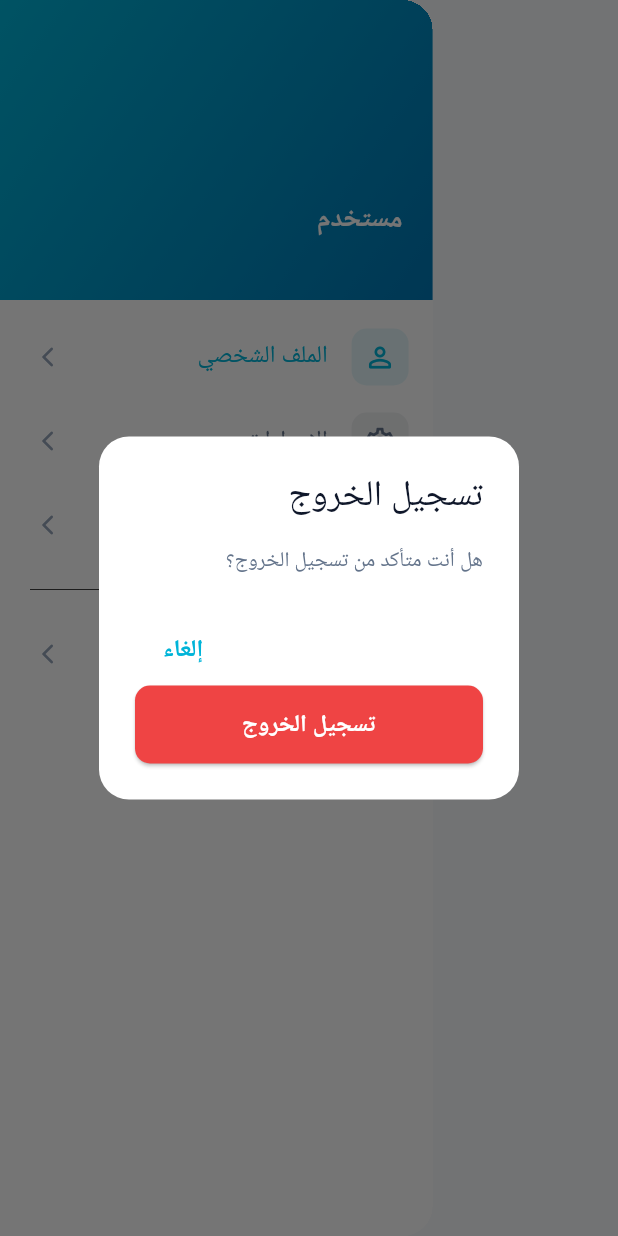
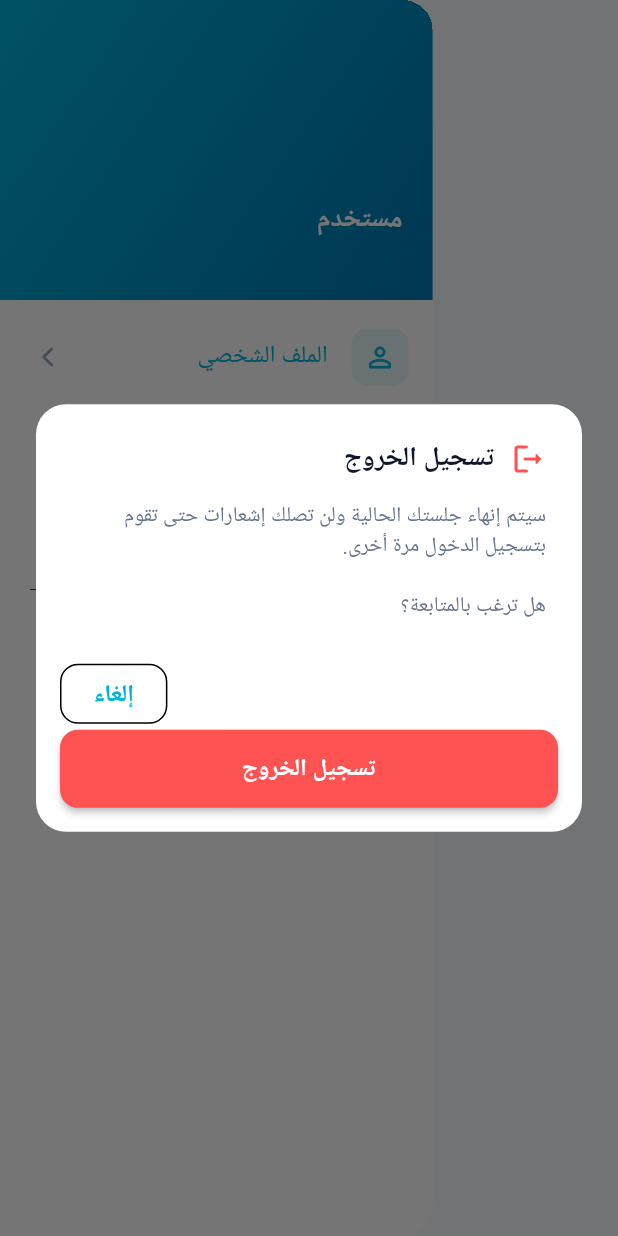
Before and after one commit to mhmoud-muhammad/kyan, a Flutter app: the _AppDrawer widget shown alone on an empty page, opened directly, after a tap on "تسجيل الخروج", on a phone screen of 412 x 824 dp. Run offline on Flutter 3.47's test engine with Material 3 defaults, Android fonts, the phone set to English and light mode, and no system bars; our stand-ins replace dartz, dio, flutter_local_notifications, flutter_riverpod, flutter_secure_storage, geolocator and 3 more; accounts and stored records are empty; generated files the repository leaves out were written again; network calls fail.

```diff
--- a/lib/presentation/screens/guardian/guardian_home_screen.dart
+++ b/lib/presentation/screens/guardian/guardian_home_screen.dart
@@ -148,51 +148,8 @@ class _AppDrawer extends ConsumerWidget {
 
                 final shouldLogout = await _showLogoutConfirmationDialog(
                   context,
+                  ref,
                 );
-                debugPrint('2. shouldLogout = $shouldLogout');
-
-                if (shouldLogout == true && context.mounted) {
-                  debugPrint('3. المستخدم أكد، نغلق القائمة الجانبية');
-
-                  // إغلاق القائمة الجانبية
-                  Navigator.pop(context);
-
-                  try {
-                    debugPrint('4. سننفذ logout() الآن');
-                    await ref.read(authStateProvider.notifier).logout();
-                    debugPrint('5. logout() اكتمل بنجاح');
-
-                    // استخدام addPostFrameCallback للانتظار حتى يتم بناء الإطار التالي
-                    if (context.mounted) {
-                      WidgetsBinding.instance.addPostFrameCallback((_) {
-                        debugPrint('6. addPostFrameCallback: نحاول التوجيه');
-                        // نتحقق من mounted مرة أخرى داخل callback
-                        if (context.mounted) {
-                          context.go('/login');
-                          debugPrint('7. تم التوجيه إلى /login');
-                        } else {
-                          debugPrint(
-                            '7. السياق غير صالح حتى بعد الإطار التالي',
-                          );
-                        }
-                      });
-                    } else {
-                      debugPrint('6. السياق غير صالح مباشرة بعد logout()');
-                    }
-                  } catch (e, stack) {
-                    debugPrint('❌ خطأ في logout: $e\n$stack');
-                    if (context.mounted) {
-                      ScaffoldMessenger.of(context).showSnackBar(
-                        SnackBar(
-                          content: Text('حدث خطأ أثناء تسجيل الخروج: $e'),
-                          backgroundColor: AppColors.error,
-                        ),
-                      );
-                    }
-                  }
-                } else {
-                  debugPrint('3. المستخدم ألغى أو السياق غير صالح');
-                }
               },
             ),
           ],
@@ -272,34 +229,34 @@ class _AppDrawer extends ConsumerWidget {
     );
   }
 
-  Future<bool?> _showLogoutConfirmationDialog(BuildContext context) {
-    return showDialog<bool>(
-      context: context,
-      builder: (context) => AlertDialog(
-        shape: RoundedRectangleBorder(borderRadius: BorderRadius.circular(20)),
-        title: const Text('تسجيل الخروج'),
-        content: const Text('هل أنت متأكد من تسجيل الخروج؟'),
-        actions: [
-          TextButton(
-            onPressed: () => Navigator.pop(context, false),
-            child: const Text('إلغاء'),
-          ),
-          ElevatedButton(
-            onPressed: () => Navigator.pop(context, true),
-            style: ElevatedButton.styleFrom(
-              backgroundColor: AppColors.error,
-              foregroundColor: AppColors.onPrimary,
-              shape: RoundedRectangleBorder(
-                borderRadius: BorderRadius.circular(10),
-              ),
-              padding: const EdgeInsets.symmetric(horizontal: 20, vertical: 12),
-            ),
-            child: const Text('تسجيل الخروج'),
-          ),
-        ],
-      ),
-    );
-  }
+  // Future<bool?> _showLogoutConfirmationDialog(BuildContext context) {
+  //   return showDialog<bool>(
+  //     context: context,
+  //     builder: (context) => AlertDialog(
+  //       shape: RoundedRectangleBorder(borderRadius: BorderRadius.circular(20)),
+  //       title: const Text('تسجيل الخروج'),
+  //       content: const Text('هل أنت متأكد من تسجيل الخروج؟'),
+  //       actions: [
+  //         TextButton(
+  //           onPressed: () => Navigator.pop(context, false),
+  //           child: const Text('إلغاء'),
+  //         ),
+  //         ElevatedButton(
+  //           onPressed: () => Navigator.pop(context, true),
+  //           style: ElevatedButton.styleFrom(
+  //             backgroundColor: AppColors.error,
+  //             foregroundColor: AppColors.onPrimary,
+  //             shape: RoundedRectangleBorder(
+  //               borderRadius: BorderRadius.circular(10),
+  //             ),
+  //             padding: const EdgeInsets.symmetric(horizontal: 20, vertical: 12),
+  //           ),
+  //           child: const Text('تسجيل الخروج'),
+  //         ),
+  //       ],
+  //     ),
+  //   );
+  // }
 
   void _showPrivacyPolicyDialog(BuildContext context) {
     showDialog(
@@ -698,9 +655,7 @@ class StudentAttendanceCard extends ConsumerWidget {
                                       student.id,
                                     ).notifier,
                                   )
-                                      .sendRequest(
-
-                                      );
+                                  .sendRequest();
                             },
                       style: ElevatedButton.styleFrom(
                         backgroundColor: AppColors.primary,
@@ -926,3 +881,79 @@ Widget _buildLoadingShimmer() {
     },
   );
 }
+
+Future<void> _showLogoutConfirmationDialog(
+  BuildContext context,
+  WidgetRef ref,
+) async {
+  final bool? confirm = await showDialog<bool>(
+    context: context,
+    barrierDismissible: false,
+    builder: (context) {
+      return AlertDialog(
+        insetPadding: const EdgeInsets.symmetric(horizontal: 24),
+        shape: RoundedRectangleBorder(borderRadius: BorderRadius.circular(20)),
+        titlePadding: const EdgeInsets.fromLTRB(24, 24, 24, 0),
+        contentPadding: const EdgeInsets.fromLTRB(24, 16, 24, 24),
+        actionsPadding: const EdgeInsets.fromLTRB(16, 0, 16, 16),
+
+        // ===== العنوان مع أيقونة =====
+        title: Row(
+          children: const [
+            Icon(Icons.logout_rounded, color: Colors.redAccent),
+            SizedBox(width: 10),
+            Text(
+              'تسجيل الخروج',
+              style: TextStyle(fontWeight: FontWeight.bold, fontSize: 18),
+            ),
+          ],
+        ),
+
+        // ===== المحتوى =====
+        content: const Text(
+          'سيتم إنهاء جلستك الحالية ولن تصلك إشعارات حتى تقوم بتسجيل الدخول مرة أخرى.\n\nهل ترغب بالمتابعة؟',
+          style: TextStyle(height: 1.4),
+        ),
+
+        // ===== الأزرار =====
+        actions: [
+          OutlinedButton(
+            onPressed: () => Navigator.pop(context, false),
+            style: OutlinedButton.styleFrom(
+              shape: RoundedRectangleBorder(
+                borderRadius: BorderRadius.circular(12),
+              ),
+            ),
+            child: const Text('إلغاء'),
+          ),
+          const SizedBox(width: 8),
+          ElevatedButton(
+            onPressed: () => Navigator.pop(context, true),
+            style: ElevatedButton.styleFrom(
+              backgroundColor: Colors.redAccent,
+              foregroundColor: Colors.white,
+              elevation: 2,
+              shape: RoundedRectangleBorder(
+                borderRadius: BorderRadius.circular(12),
+              ),
+              padding: const EdgeInsets.symmetric(horizontal: 20, vertical: 12),
+            ),
+            child: const Text(
+              'تسجيل الخروج',
+              style: TextStyle(fontWeight: FontWeight.bold),
+            ),
+          ),
+        ],
+      );
+    },
+  );
+
+  // ===== تنفيذ الخروج =====
+  if (confirm == true) {
+    await ref.read(authStateProvider.notifier).logout();
+
+    if (context.mounted) {
+      context.go('/login');
+    }
+  }
+}
```
Also changed, not shown: lib/presentation/screens/teacher/teacher_home_screen.dart (+78 -5 lines), lib/main.dart (line endings or trailing spaces). Lines whose indentation alone changed are shown as unchanged.
